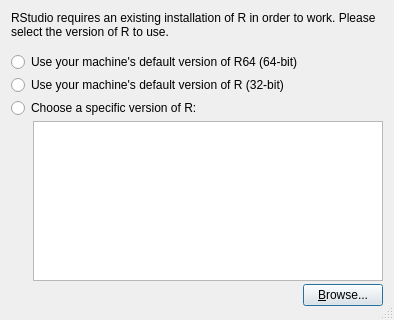
Old version of the form src/cpp/desktop/DesktopChooseRHome.ui in the repository rstudio/rstudio.
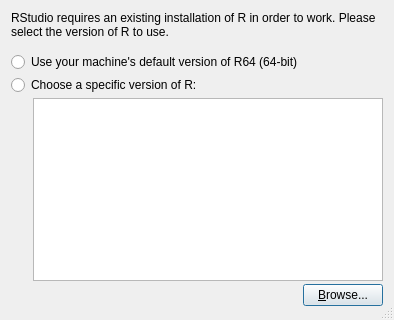
New version of the form.

```diff
--- a/src/cpp/desktop/DesktopChooseRHome.ui
+++ b/src/cpp/desktop/DesktopChooseRHome.ui
@@ -62,19 +62,6 @@
      </property>
     </widget>
    </item>
-   <item>
-    <widget class="QRadioButton" name="radioDefault">
-     <property name="sizePolicy">
-      <sizepolicy hsizetype="Minimum" vsizetype="Fixed">
-       <horstretch>0</horstretch>
-       <verstretch>0</verstretch>
-      </sizepolicy>
-     </property>
-     <property name="text">
-      <string>Use your machine's default version of R (32-bit)</string>
-     </property>
-    </widget>
-   </item>
    <item>
     <widget class="QRadioButton" name="radioCustom">
      <property name="text">
```
